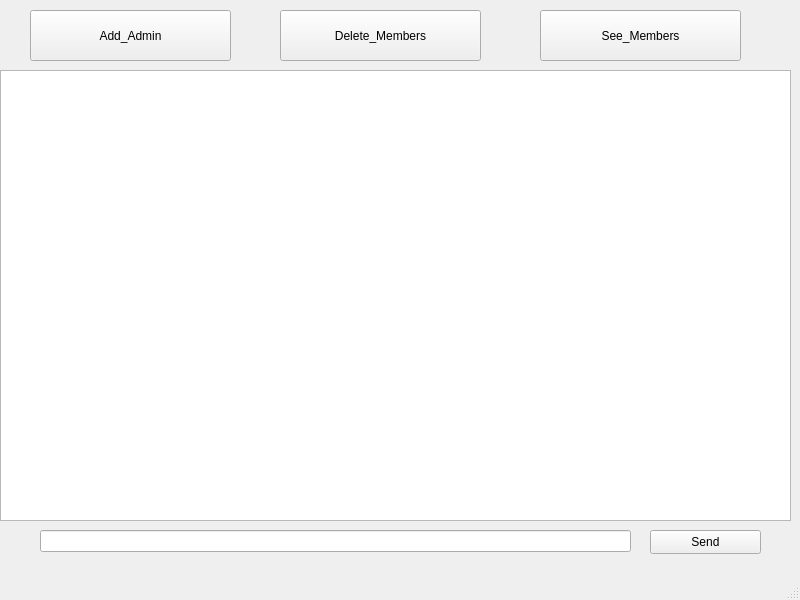
The window that SocialMedia/channel.ui (AP-projects-4001/daru) describes before a commit, drawn with Qt 5.
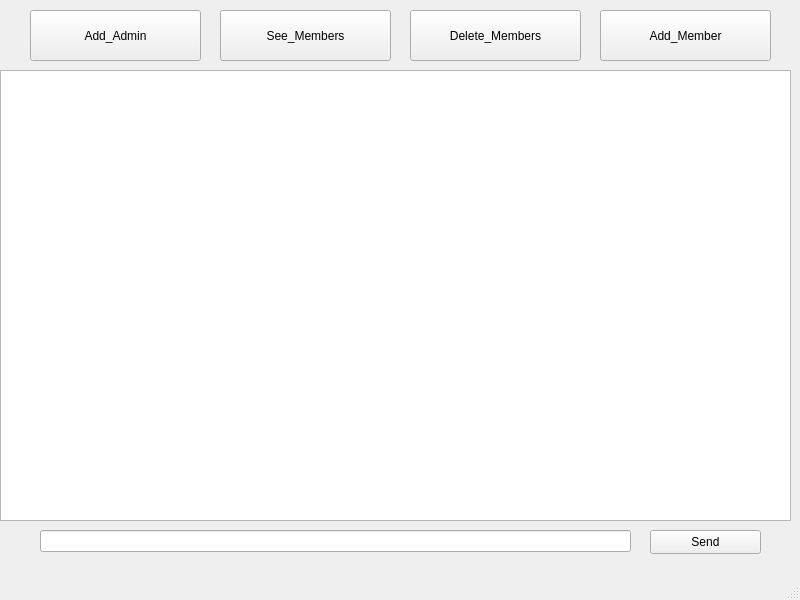
The same window after the commit.

What changed in the file:
```diff
--- a/SocialMedia/channel.ui
+++ b/SocialMedia/channel.ui
@@ -29,7 +29,7 @@
      <rect>
       <x>30</x>
       <y>10</y>
-      <width>201</width>
+      <width>171</width>
       <height>51</height>
      </rect>
     </property>
@@ -40,9 +40,9 @@
    <widget class="QPushButton" name="Delete_member_btn">
     <property name="geometry">
      <rect>
-      <x>280</x>
+      <x>410</x>
       <y>10</y>
-      <width>201</width>
+      <width>171</width>
       <height>51</height>
      </rect>
     </property>
@@ -53,9 +53,9 @@
    <widget class="QPushButton" name="See_mem_btn">
     <property name="geometry">
      <rect>
-      <x>540</x>
+      <x>220</x>
       <y>10</y>
-      <width>201</width>
+      <width>171</width>
       <height>51</height>
      </rect>
     </property>
@@ -86,6 +86,19 @@
      <string>Send</string>
     </property>
    </widget>
+   <widget class="QPushButton" name="Add_Member">
+    <property name="geometry">
+     <rect>
+      <x>600</x>
+      <y>10</y>
+      <width>171</width>
+      <height>51</height>
+     </rect>
+    </property>
+    <property name="text">
+     <string>Add_Member</string>
+    </property>
+   </widget>
   </widget>
   <widget class="QMenuBar" name="menubar">
    <property name="geometry">
```
